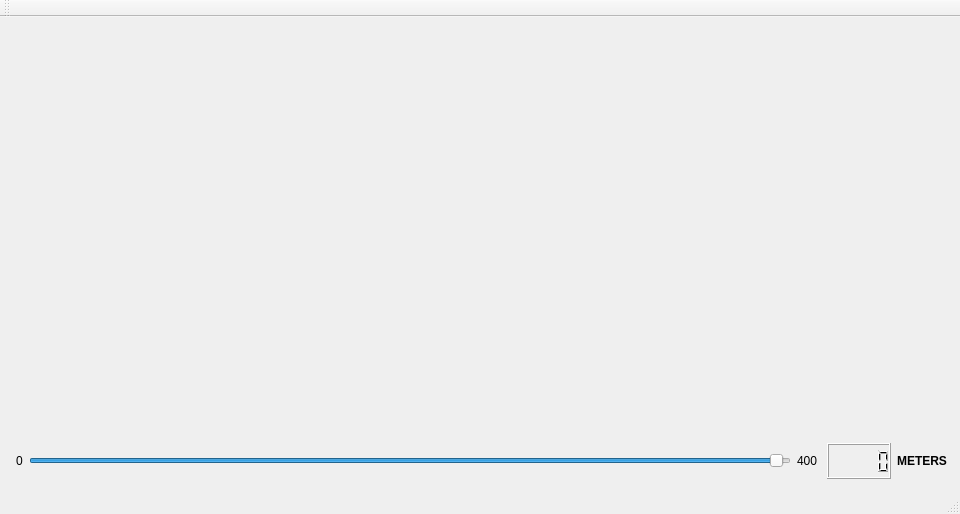
Before: the Qt Designer form mainwindow.ui in Kpro11/Aqeous, drawn with Qt 5.
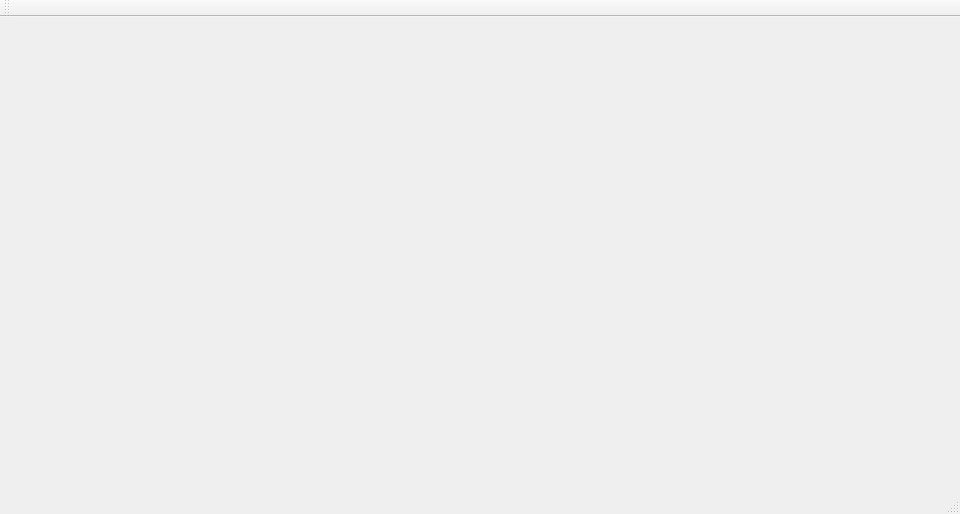
After: the same form once the commit is applied.

Commit message: remove mainwindow.ui in favor of programaticly creating ui

```diff
--- a/mainwindow.ui
+++ b/mainwindow.ui
@@ -20,7 +20,7 @@
    <string>MainWindow</string>
   </property>
   <widget class="QWidget" name="centralWidget">
-   <layout class="QVBoxLayout" name="verticalLayout" stretch="8,1">
+   <layout class="QVBoxLayout" name="verticalLayout" stretch="0">
     <property name="leftMargin">
      <number>5</number>
     </property>
@@ -52,116 +52,6 @@
       </item>
      </layout>
     </item>
-    <item>
-     <layout class="QHBoxLayout" name="horizontalLayout_2" stretch="3,1,1">
-      <property name="leftMargin">
-       <number>5</number>
-      </property>
-      <property name="topMargin">
-       <number>5</number>
-      </property>
-      <property name="rightMargin">
-       <number>5</number>
-      </property>
-      <property name="bottomMargin">
-       <number>5</number>
-      </property>
-      <item>
-       <layout class="QHBoxLayout" name="horizontalLayout_3" stretch="1,0,0">
-        <property name="leftMargin">
-         <number>3</number>
-        </property>
-        <property name="topMargin">
-         <number>3</number>
-        </property>
-        <property name="rightMargin">
-         <number>3</number>
-        </property>
-        <property name="bottomMargin">
-         <number>3</number>
-        </property>
-        <item>
-         <layout class="QHBoxLayout" name="horizontalLayout_6">
-          <property name="leftMargin">
-           <number>3</number>
-          </property>
-          <property name="topMargin">
-           <number>3</number>
-          </property>
-          <property name="rightMargin">
-           <number>3</number>
-          </property>
-          <property name="bottomMargin">
-           <number>3</number>
-          </property>
-          <item>
-           <widget class="QLabel" name="label_2">
-            <property name="text">
-             <string>0</string>
-            </property>
-           </widget>
-          </item>
-          <item>
-           <widget class="QSlider" name="depth_slider">
-            <property name="maximum">
-             <number>100</number>
-            </property>
-            <property name="value">
-             <number>99</number>
-            </property>
-            <property name="orientation">
-             <enum>Qt::Horizontal</enum>
-            </property>
-           </widget>
-          </item>
-          <item>
-           <widget class="QLabel" name="label_3">
-            <property name="text">
-             <string>400</string>
-            </property>
-           </widget>
-          </item>
-         </layout>
-        </item>
-        <item>
-         <widget class="QLCDNumber" name="depth_counter">
-          <property name="frameShape">
-           <enum>QFrame::Box</enum>
-          </property>
-          <property name="frameShadow">
-           <enum>QFrame::Raised</enum>
-          </property>
-         </widget>
-        </item>
-        <item>
-         <widget class="QLabel" name="label">
-          <property name="font">
-           <font>
-            <weight>75</weight>
-            <bold>true</bold>
-           </font>
-          </property>
-          <property name="text">
-           <string>METERS</string>
-          </property>
-          <property name="scaledContents">
-           <bool>false</bool>
-          </property>
-          <property name="alignment">
-           <set>Qt::AlignCenter</set>
-          </property>
-         </widget>
-        </item>
-       </layout>
-      </item>
-      <item>
-       <layout class="QHBoxLayout" name="horizontalLayout_5"/>
-      </item>
-      <item>
-       <layout class="QHBoxLayout" name="horizontalLayout_4"/>
-      </item>
-     </layout>
-    </item>
    </layout>
   </widget>
   <widget class="QMenuBar" name="menuBar">
```
The commit also changes 1 other file.
